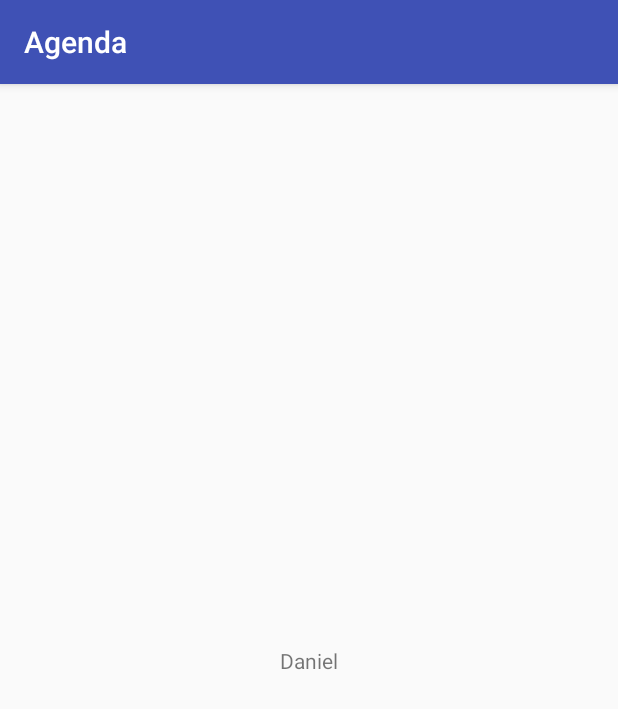
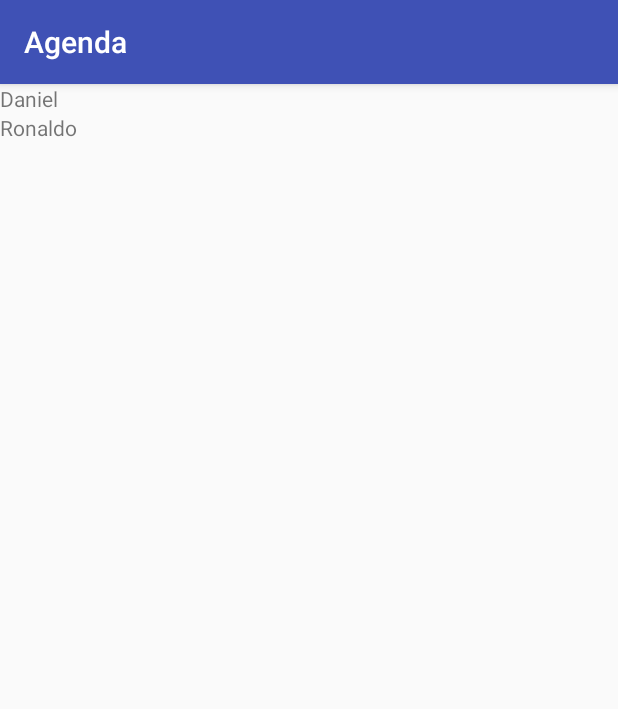
Before and after one commit to natanbrasil/agenda, an Android app: the screen it shows after launch (ListaAlunosActivity), on a phone screen of 412 x 824 dp. Shown: the top 709 px of the screen. Run offline under Robolectric (Android 15) with nearby library versions, the phone set to English and light mode, and no system bars.

Commit message:
Add Aluno

```diff
--- a/app/src/main/res/layout/activity_lista_alunos.xml
+++ b/app/src/main/res/layout/activity_lista_alunos.xml
@@ -1,18 +1,18 @@
 <?xml version="1.0" encoding="utf-8"?>
-<android.support.constraint.ConstraintLayout xmlns:android="http://schemas.android.com/apk/res/android"
+<LinearLayout xmlns:android="http://schemas.android.com/apk/res/android"
     xmlns:app="http://schemas.android.com/apk/res-auto"
-    xmlns:tools="http://schemas.android.com/tools"
     android:layout_width="match_parent"
     android:layout_height="match_parent"
-    tools:context="br.com.alura.agenda.ListaAlunosActivity">
+    android:orientation="vertical">
 
     <TextView
         android:layout_width="wrap_content"
         android:layout_height="wrap_content"
         android:text="Daniel"
-        app:layout_constraintBottom_toBottomOf="parent"
-        app:layout_constraintLeft_toLeftOf="parent"
-        app:layout_constraintRight_toRightOf="parent"
         app:layout_constraintTop_toTopOf="parent" />
+    <TextView
+        android:layout_width="wrap_content"
+        android:layout_height="wrap_content"
+        android:text="Ronaldo" />
 
-</android.support.constraint.ConstraintLayout>
+</LinearLayout>
```
